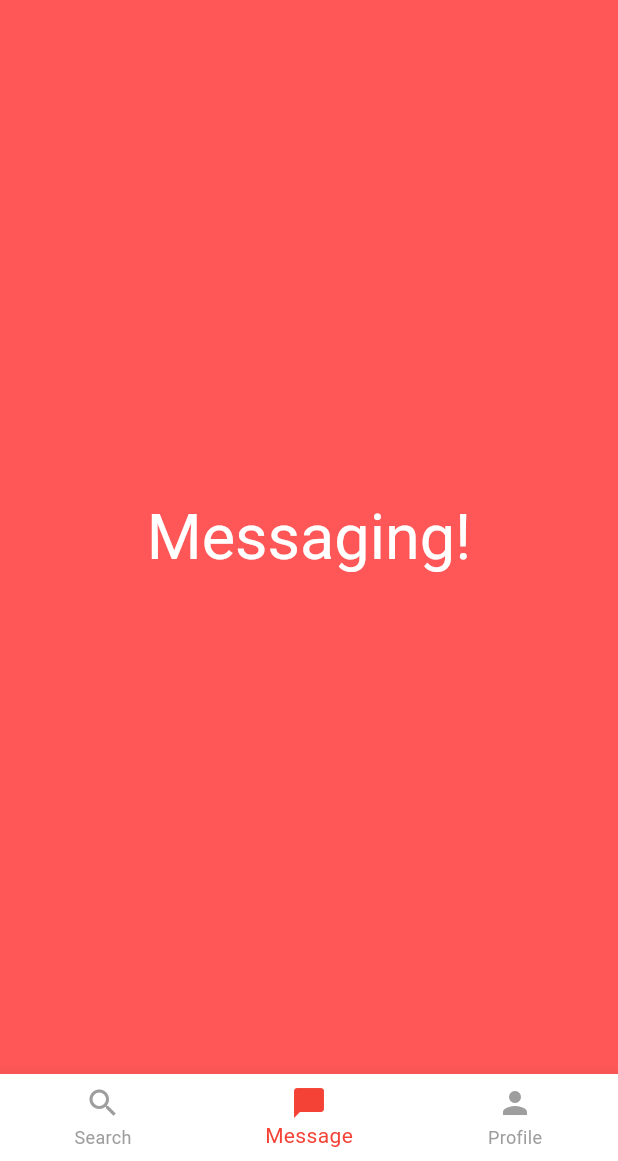
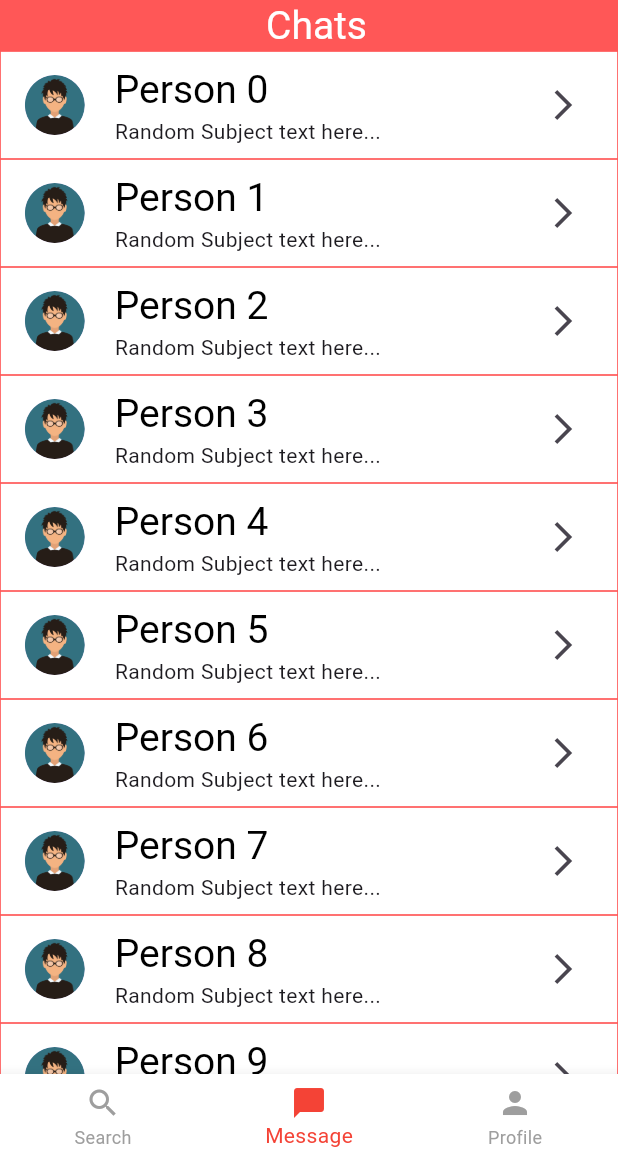
Before and after one commit to Fiversity-1/StyleSwap, a Flutter app: the Message screen opened by its route, on a phone screen of 412 x 824 dp, the part 75-1236 px from its top. Run offline on Flutter 3.47's test engine with Material 3 defaults, Android fonts, the light colour scheme and no system bars.

Commit message:
Added dynamic message tiles to inbox/chat view Each chat is clickable and will open new "chat" file. Added routes to main.dart

```diff
--- a/lib/features/messaging/messageinbox.dart
+++ b/lib/features/messaging/messageinbox.dart
@@ -18,17 +18,47 @@ class Message extends StatelessWidget {
         preferredSize: Size.fromHeight(50),
         child: CustomTopAppBar(),
       ),
-      body: Center(
-        child: Column(
-          mainAxisAlignment: MainAxisAlignment.center,
-          children: [
-            Text(
-              'Messaging!',
-              style: Theme.of(context).textTheme.headlineLarge,
+      body: Column(
+        mainAxisAlignment: MainAxisAlignment.start,
+        children: [
+          Padding(
+            padding: const EdgeInsets.only(left: (10.0)),
+            child: Text(
+              'Chats',
+              style: Theme.of(context).textTheme.headlineMedium,
               textAlign: TextAlign.center,
             ),
-          ],
-        ),
+          ),
+          Expanded(
+            child: ListView(
+              children: List.generate(
+                25,
+                (index) => ListTile(
+                  minTileHeight: 85,
+                  horizontalTitleGap: 20,
+                  onTap: () {
+                    Navigator.pushNamed(context, '/chat');
+                  },
+                  hoverColor: const Color.fromRGBO(255, 87, 87, 1),
+                  splashColor: const Color.fromRGBO(255, 87, 87, 1),
+                  shape: const RoundedRectangleBorder(
+                    side: BorderSide(
+                        color: Color.fromRGBO(255, 87, 87, 1), width: 0.5),
+                  ),
+                  title: Text('Person $index',
+                      style: Theme.of(context).textTheme.headlineSmall),
+                  tileColor: Colors.white,
+                  subtitle: Text('Random Subject text here...',
+                      style: Theme.of(context).textTheme.bodyMedium),
+                  leading: const CircleAvatar(
+                    backgroundImage: AssetImage('lib/images/person.png'),
+                  ),
+                  trailing: const Icon(Icons.arrow_forward_ios),
+                ),
+              ),
+            ),
+          ),
+        ],
       ),
     );
   }
--- a/lib/main.dart
+++ b/lib/main.dart
@@ -1,3 +1,4 @@
+import 'package:clothing_swap/features/messaging/messagechat.dart';
 import 'package:clothing_swap/features/messaging/messageinbox.dart';
 import 'package:flutter/material.dart';
 import 'package:clothing_swap/features/signup/presentation/startpage.dart';
@@ -47,6 +48,7 @@ class MyApp extends StatelessWidget {
         '/search': (context) => const SearchPage(),
         '/message': (context) => const Message(title: 'Message'),
         '/swipe': (context) => const SwipePage(title: 'SwipePage'),
+        '/chat': (context) => const MessageChat(title: 'MessageChat'),
       },
       debugShowCheckedModeBanner: false,
     );
```
Also changed, not shown: lib/features/messaging/messagechat.dart (added, +50 -0 lines).
